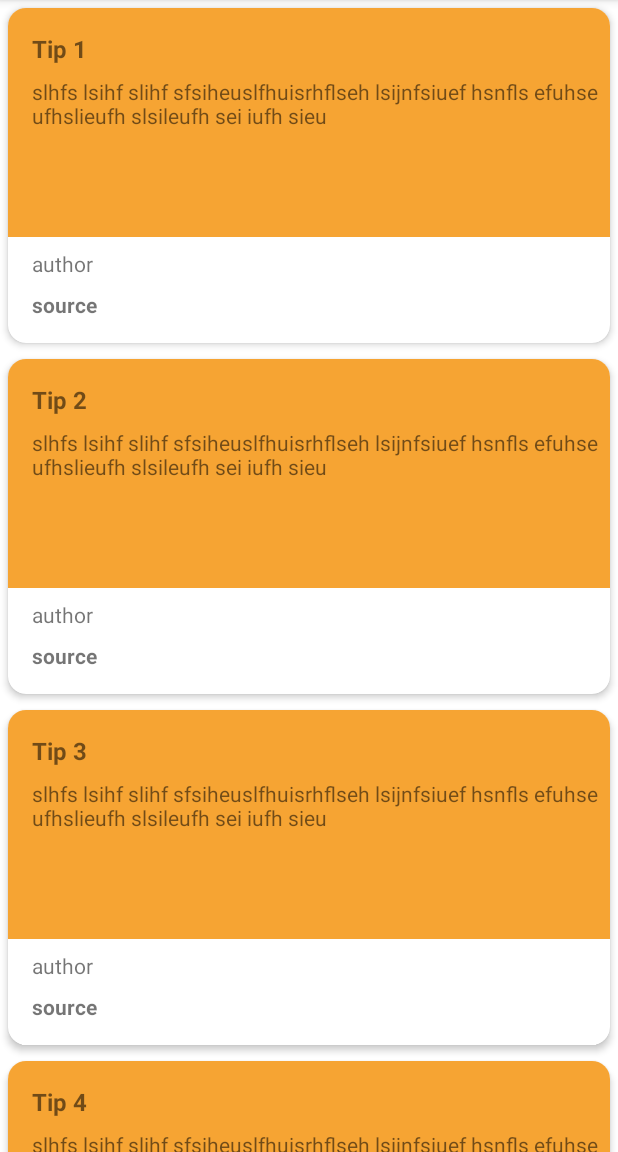
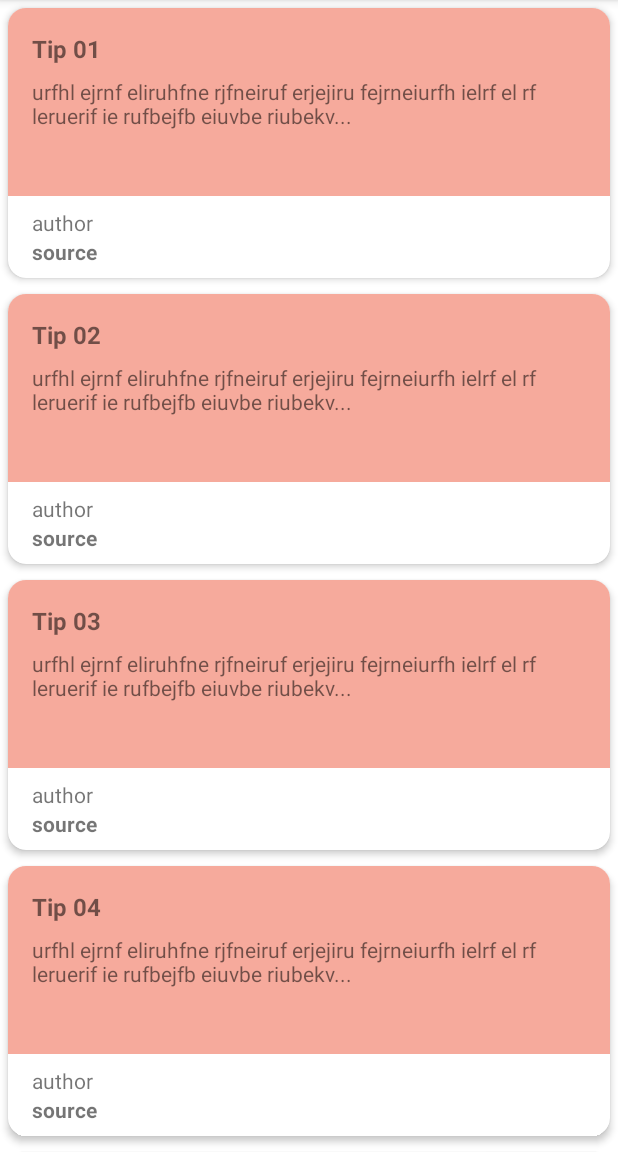
Before and after one commit to CsZsani/tomsschedule, an Android app: the fragment TipsFragment shown on its own in the app's theme, on a phone screen of 412 x 824 dp, the part 84-1236 px from its top. Run offline under Robolectric (Android 15) with nearby library versions, the phone set to English and light mode, and no system bars; our stand-ins replace Firebase (no records; nobody signed in at launch, a user with empty details on screens opened directly).

Commit message:
Working on tips

```diff
--- a/app/src/main/java/hu/janny/tomsschedule/model/Tip.java
+++ b/app/src/main/java/hu/janny/tomsschedule/model/Tip.java
@@ -121,4 +121,9 @@ public class Tip {
                 ", tags=" + tags +
                 '}';
     }
+
+    @Exclude
+    public void addTag(String tag) {
+        tags.add(tag);
+    }
 }
--- a/app/src/main/java/hu/janny/tomsschedule/model/repository/TipsRepository.java
+++ b/app/src/main/java/hu/janny/tomsschedule/model/repository/TipsRepository.java
@@ -1,16 +1,32 @@
 package hu.janny.tomsschedule.model.repository;
 
 import android.app.Application;
+import android.content.Context;
 import android.os.Handler;
 import android.os.Looper;
 import android.os.Message;
 
+import androidx.annotation.NonNull;
 import androidx.lifecycle.MutableLiveData;
 
+import com.google.android.gms.common.util.IOUtils;
+import com.google.android.gms.tasks.OnFailureListener;
+import com.google.android.gms.tasks.OnSuccessListener;
+import com.google.firebase.database.DataSnapshot;
+import com.google.firebase.storage.FileDownloadTask;
 import com.google.firebase.storage.FirebaseStorage;
 
+import org.json.JSONArray;
+import org.json.JSONException;
+import org.json.JSONObject;
+
+import java.io.File;
+import java.io.FileInputStream;
+import java.io.IOException;
+import java.io.InputStream;
 import java.util.ArrayList;
 import java.util.List;
+import java.util.Locale;
 
 import hu.janny.tomsschedule.model.CustomActivityHelper;
 import hu.janny.tomsschedule.model.Tip;
@@ -22,27 +38,59 @@ public class TipsRepository {
     private Tip tipFilter;
     private List<Tip> fixTips = new ArrayList<>();
     private List<Tip> cache = new ArrayList<>();
+    private Context context;
 
     private final FirebaseStorage db;
 
     public TipsRepository(Application application) {
         db = FirebaseManager.storage;
-        fixTips.add(new Tip(1, CustomActivityHelper.todayMillis(), "Tip 1",
-                "slhfs lsihf slihf sfsiheuslfhuisrhflseh lsijnfsiuef hsnfls efuhse ufhslieufh slsileufh se" +
-                        "i iufh sieufhsi elfuhsiefh sieuhfs iluefh sieuf siuefh isuefhslue fhsliuh sieufh slieufh slie" +
-                        "isef sieuf iseugfskeu gfsjehbuzske g", "author", "source", "#F6A433"));
-        fixTips.add(new Tip(2, CustomActivityHelper.todayMillis(), "Tip 2",
-                "slhfs lsihf slihf sfsiheuslfhuisrhflseh lsijnfsiuef hsnfls efuhse ufhslieufh slsileufh se" +
-                        "i iufh sieufhsi elfuhsiefh sieuhfs iluefh sieuf siuefh isuefhslue fhsliuh sieufh slieufh slie" +
-                        "isef sieuf iseugfskeu gfsjehbuzske g", "author", "source", "#F6A433"));
-        fixTips.add(new Tip(3, CustomActivityHelper.todayMillis(), "Tip 3",
-                "slhfs lsihf slihf sfsiheuslfhuisrhflseh lsijnfsiuef hsnfls efuhse ufhslieufh slsileufh se" +
-                        "i iufh sieufhsi elfuhsiefh sieuhfs iluefh sieuf siuefh isuefhslue fhsliuh sieufh slieufh slie" +
-                        "isef sieuf iseugfskeu gfsjehbuzske g", "author", "source", "#F6A433"));
-        fixTips.add(new Tip(4, CustomActivityHelper.todayMillis(), "Tip 4",
-                "slhfs lsihf slihf sfsiheuslfhuisrhflseh lsijnfsiuef hsnfls efuhse ufhslieufh slsileufh se" +
-                        "i iufh sieufhsi elfuhsiefh sieuhfs iluefh sieuf siuefh isuefhslue fhsliuh sieufh slieufh slie" +
-                        "isef sieuf iseugfskeu gfsjehbuzske g", "author", "source", "#F6A433"));
+        context = application.getApplicationContext();
+        loadTips();
+    }
+
+    private void loadTips() {
+        try {
+            JSONObject obj = new JSONObject(loadFromAsset());
+            JSONArray tips = obj.getJSONArray("tips");
+
+            for (int i = 0; i < tips.length(); i++) {
+                JSONObject tip = tips.getJSONObject(i);
+                int id = tip.getInt("id");
+                long time = tip.getLong("time");
+                JSONObject titleObj = tip.getJSONObject("title");
+                String title = titleObj.getString(Locale.getDefault().getLanguage());
+                JSONObject textObj = tip.getJSONObject("text");
+                String text = textObj.getString(Locale.getDefault().getLanguage());
+                String author = tip.getString("author");
+                String source = tip.getString("source");
+                String color = tip.getString("hexColor");
+                Tip newTip = new Tip(id, time, title, text, author, source, color);
+                JSONArray tags = tip.getJSONArray("tags");
+                for (int j = 0; j<tags.length(); j++) {
+                    String tag = tags.getString(j);
+                    newTip.addTag(tag);
+                }
+                fixTips.add(newTip);
+            }
+        } catch (JSONException e) {
+            e.printStackTrace();
+        }
+    }
+
+    private String loadFromAsset() {
+        String json = null;
+        try {
+            InputStream is = context.getAssets().open("base_tips.json");
+            int size = is.available();
+            byte[] buffer = new byte[size];
+            is.read(buffer);
+            is.close();
+            json = new String(buffer, "UTF-8");
+        } catch (IOException ex) {
+            ex.printStackTrace();
+            return null;
+        }
+        return json;
     }
 
     Handler handlerFilter = new Handler(Looper.getMainLooper()) {
@@ -53,7 +101,26 @@ public class TipsRepository {
     };
 
     public void findTipId(int id) {
-
+        Tip tip = null;
+        for(Tip t : fixTips) {
+            if(t.getId() == id) {
+                tip = t;
+            }
+        }
+        if(tip != null) {
+            tipFilter = tip;
+        }
+        for(Tip t : cache) {
+            if(t.getId() == id) {
+                tip = t;
+            }
+        }
+        if(tip != null) {
+            tipFilter = tip;
+        } else {
+            tipFilter = fixTips.get(0);
+        }
+        handlerFilter.sendEmptyMessage(0);
     }
 
     public void findTip(Tip tip) {
@@ -61,8 +128,9 @@ public class TipsRepository {
             tipFilter = fixTips.get(fixTips.indexOf(tip));
         } else if(cache.contains(tip)) {
             tipFilter = cache.get(cache.indexOf(tip));
+        } else {
+            tipFilter = fixTips.get(0);
         }
-        tipFilter = fixTips.get(0);
         handlerFilter.sendEmptyMessage(0);
     }
 
--- a/app/src/main/java/hu/janny/tomsschedule/viewmodel/adapter/TipsRecyclerAdapter.java
+++ b/app/src/main/java/hu/janny/tomsschedule/viewmodel/adapter/TipsRecyclerAdapter.java
@@ -71,7 +71,8 @@ public class TipsRecyclerAdapter  extends RecyclerView.Adapter<TipsRecyclerAdapt
         viewHolder.itemView.setOnClickListener(onClickListener);
         viewHolder.itemView.setTag(tips.get(i));
         viewHolder.tipTitle.setText(tips.get(i).getTitle());
-        viewHolder.tipText.setText(tips.get(i).getText().substring(0, Math.min(tips.get(i).getText().length(), 100)));
+        String text = tips.get(i).getText().substring(0, Math.min(tips.get(i).getText().length(), 100)) + "...";
+        viewHolder.tipText.setText(text);
         viewHolder.tipAuthor.setText(tips.get(i).getAuthor());
         viewHolder.tipSource.setText(tips.get(i).getSource());
         viewHolder.divider.setBackgroundColor(tips.get(i).getColorInt());
--- a/app/src/main/res/layout/tip_list_item.xml
+++ b/app/src/main/res/layout/tip_list_item.xml
@@ -11,7 +11,7 @@
 
     <androidx.constraintlayout.widget.ConstraintLayout
         android:layout_width="match_parent"
-        android:layout_height="223dp">
+        android:layout_height="180dp">
 
         <View
             android:id="@+id/tipCardDivider"
@@ -31,7 +31,8 @@
             android:layout_width="wrap_content"
             android:layout_height="wrap_content"
             android:layout_marginStart="16dp"
-            android:layout_marginBottom="16dp"
+            android:layout_marginEnd="16dp"
+            android:layout_marginBottom="8dp"
             android:textStyle="bold"
             app:layout_constraintBottom_toBottomOf="parent"
             app:layout_constraintEnd_toEndOf="parent"
@@ -45,7 +46,6 @@
             android:layout_width="wrap_content"
             android:layout_height="wrap_content"
             android:layout_marginStart="16dp"
-            android:layout_marginBottom="8dp"
             app:layout_constraintBottom_toTopOf="@+id/tipSource"
             app:layout_constraintEnd_toEndOf="parent"
             app:layout_constraintHorizontal_bias="0.0"
@@ -59,6 +59,7 @@
             android:layout_height="wrap_content"
             android:layout_marginStart="16dp"
             android:layout_marginTop="16dp"
+            android:layout_marginEnd="16dp"
             android:textSize="16sp"
             android:textStyle="bold"
             app:layout_constraintBottom_toTopOf="@+id/tipAuthor"
@@ -70,12 +71,13 @@
 
         <TextView
             android:id="@+id/tipText"
-            android:layout_width="wrap_content"
+            android:layout_width="0dp"
             android:layout_height="wrap_content"
             android:layout_marginStart="16dp"
             android:layout_marginTop="8dp"
+            android:layout_marginEnd="16dp"
             app:layout_constraintBottom_toTopOf="@+id/tipAuthor"
-            app:layout_constraintEnd_toEndOf="@+id/tipCardDivider"
+            app:layout_constraintEnd_toEndOf="parent"
             app:layout_constraintHorizontal_bias="0.0"
             app:layout_constraintStart_toStartOf="parent"
             app:layout_constraintTop_toBottomOf="@+id/tipTitle"
```
Also changed, not shown: app/src/main/assets/base_tips.json (added, +140 -0 lines).
